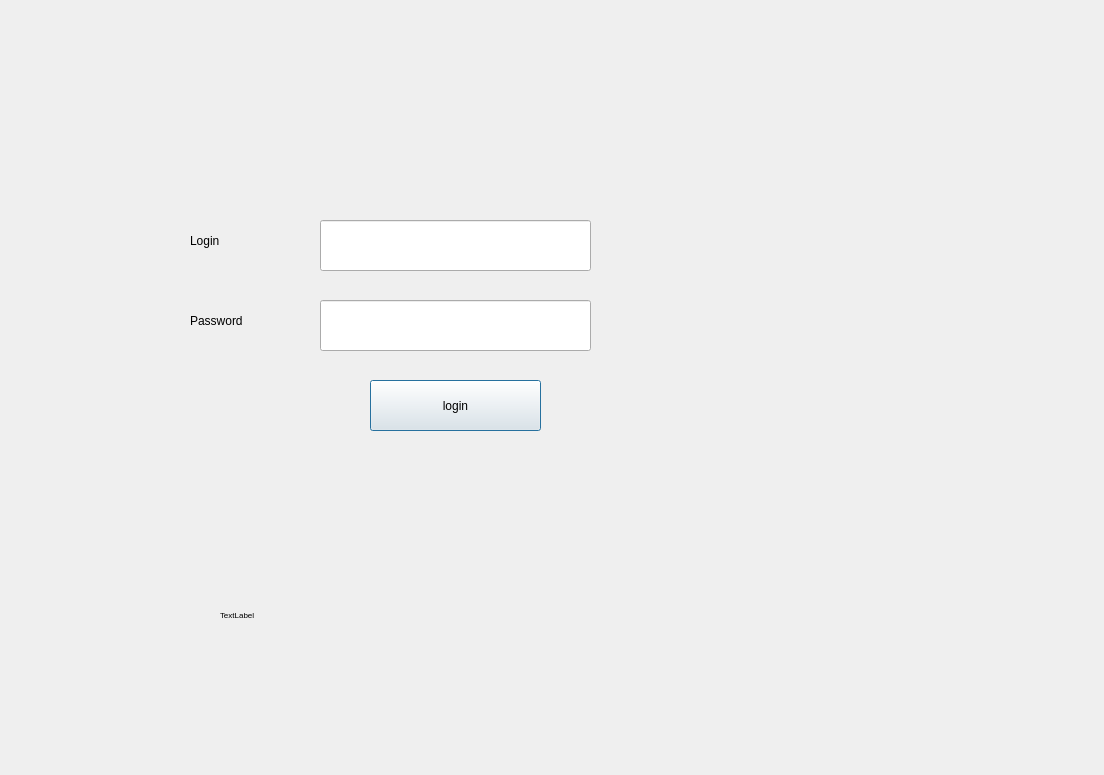
Qt form login.ui (Armi64bit/Smart_Real_Estate_Agency_2A8) before a commit.
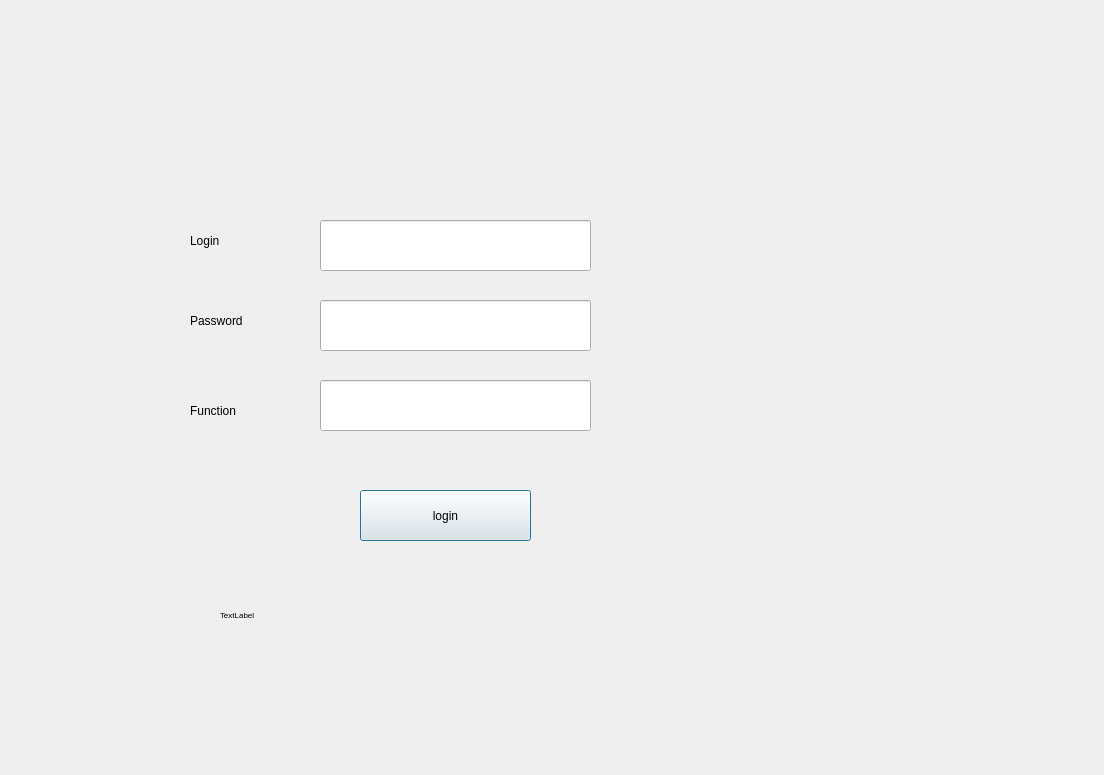
The same form after that commit.

Commit message: login acce

Diff of the .ui file:
```diff
--- a/login.ui
+++ b/login.ui
@@ -36,8 +36,8 @@
   <widget class="QPushButton" name="login_2">
    <property name="geometry">
     <rect>
-     <x>370</x>
-     <y>380</y>
+     <x>360</x>
+     <y>490</y>
      <width>171</width>
      <height>51</height>
     </rect>
@@ -85,6 +85,29 @@
     <string>&lt;html&gt;&lt;head/&gt;&lt;body&gt;&lt;p&gt;&lt;span style=&quot; font-size:6pt; color:#000000;&quot;&gt;TextLabel&lt;/span&gt;&lt;/p&gt;&lt;/body&gt;&lt;/html&gt;</string>
    </property>
   </widget>
+  <widget class="QLineEdit" name="type">
+   <property name="geometry">
+    <rect>
+     <x>320</x>
+     <y>380</y>
+     <width>271</width>
+     <height>51</height>
+    </rect>
+   </property>
+  </widget>
+  <widget class="QLabel" name="label_4">
+   <property name="geometry">
+    <rect>
+     <x>190</x>
+     <y>400</y>
+     <width>91</width>
+     <height>21</height>
+    </rect>
+   </property>
+   <property name="text">
+    <string>Function</string>
+   </property>
+  </widget>
  </widget>
  <resources/>
  <connections/>
```
The commit also changes 9 other files.
